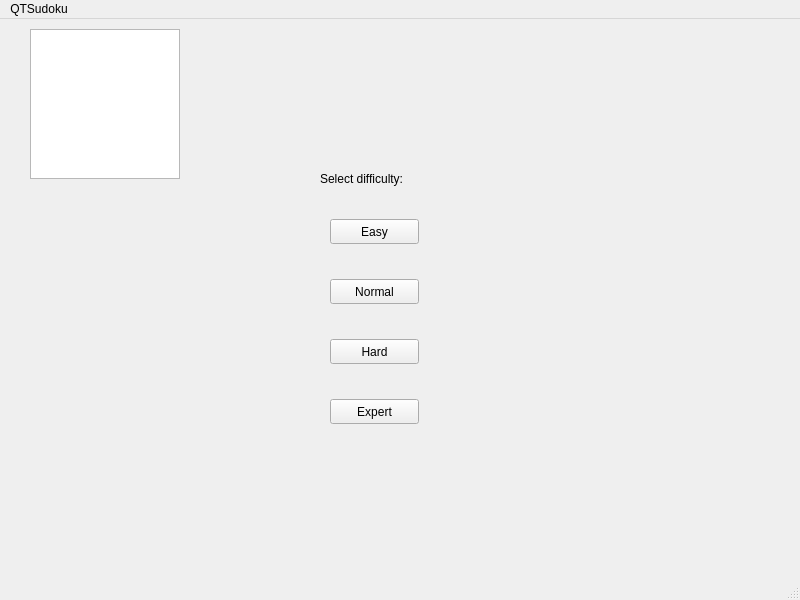
Old version of the form QtSudoku/mainwindow.ui in the repository VladNasirov/QtSudoku.
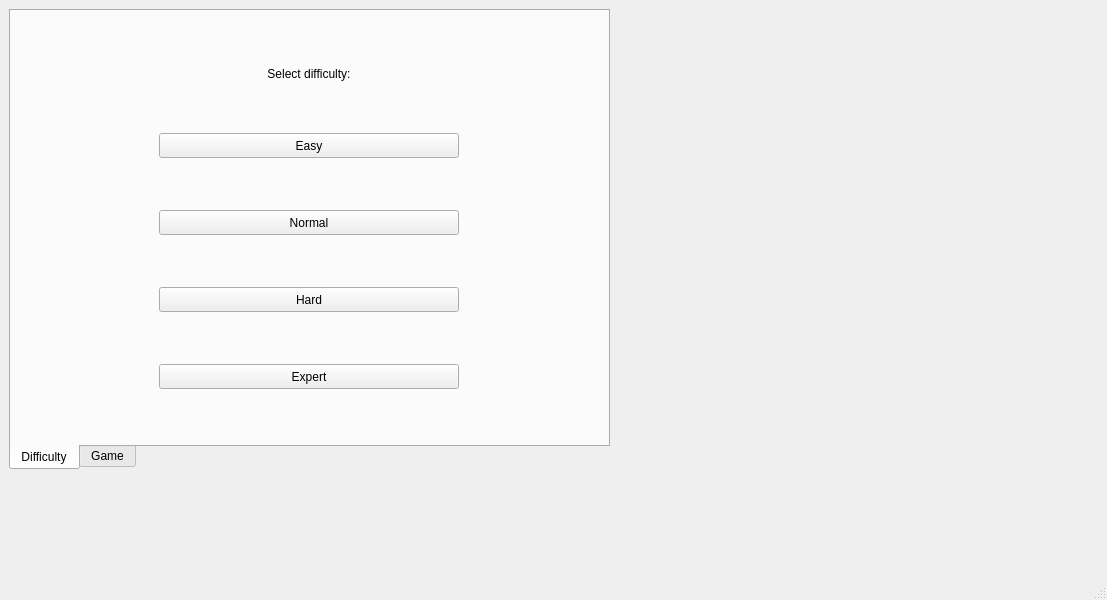
New version of the form.

```diff
--- a/QtSudoku/mainwindow.ui
+++ b/QtSudoku/mainwindow.ui
@@ -6,7 +6,7 @@
    <rect>
     <x>0</x>
     <y>0</y>
-    <width>800</width>
+    <width>1107</width>
     <height>600</height>
    </rect>
   </property>
@@ -14,118 +14,112 @@
    <string>MainWindow</string>
   </property>
   <widget class="QWidget" name="centralwidget">
+   <widget class="QTabWidget" name="GameTab">
+    <property name="geometry">
+     <rect>
+      <x>9</x>
+      <y>9</y>
+      <width>601</width>
+      <height>461</height>
+     </rect>
+    </property>
+    <property name="tabPosition">
+     <enum>QTabWidget::South</enum>
+    </property>
+    <property name="currentIndex">
+     <number>0</number>
+    </property>
+    <widget class="QWidget" name="DifficultyTab">
+     <attribute name="title">
+      <string>Difficulty</string>
+     </attribute>
+     <layout class="QGridLayout" name="gridLayout">
+      <item row="0" column="0">
+       <widget class="QLabel" name="label">
+        <property name="maximumSize">
+         <size>
+          <width>300</width>
+          <height>15</height>
+         </size>
+        </property>
+        <property name="text">
+         <string>Select difficulty:</string>
+        </property>
+        <property name="alignment">
+         <set>Qt::AlignCenter</set>
+        </property>
+       </widget>
+      </item>
+      <item row="1" column="0">
    <widget class="QPushButton" name="pushButtonEasy">
-    <property name="geometry">
-     <rect>
-      <x>330</x>
-      <y>200</y>
-      <width>89</width>
+        <property name="maximumSize">
+         <size>
+          <width>300</width>
       <height>25</height>
-     </rect>
+         </size>
     </property>
     <property name="text">
      <string>Easy</string>
     </property>
    </widget>
+      </item>
+      <item row="2" column="0">
    <widget class="QPushButton" name="pushButtonNormal">
-    <property name="geometry">
-     <rect>
-      <x>330</x>
-      <y>260</y>
-      <width>89</width>
+        <property name="maximumSize">
+         <size>
+          <width>300</width>
       <height>25</height>
-     </rect>
+         </size>
     </property>
     <property name="text">
      <string>Normal</string>
     </property>
    </widget>
+      </item>
+      <item row="3" column="0">
    <widget class="QPushButton" name="pushButtonHard">
-    <property name="geometry">
-     <rect>
-      <x>330</x>
-      <y>320</y>
-      <width>89</width>
+        <property name="maximumSize">
+         <size>
+          <width>300</width>
       <height>25</height>
-     </rect>
+         </size>
     </property>
     <property name="text">
      <string>Hard</string>
     </property>
    </widget>
-   <widget class="QLabel" name="label">
-    <property name="geometry">
-     <rect>
-      <x>320</x>
-      <y>150</y>
-      <width>111</width>
-      <height>20</height>
-     </rect>
-    </property>
-    <property name="text">
-     <string>Select difficulty:</string>
-    </property>
-   </widget>
+      </item>
+      <item row="4" column="0">
    <widget class="QPushButton" name="pushButtonExpert">
-    <property name="geometry">
-     <rect>
-      <x>330</x>
-      <y>380</y>
-      <width>89</width>
+        <property name="maximumSize">
+         <size>
+          <width>300</width>
       <height>25</height>
-     </rect>
+         </size>
     </property>
     <property name="text">
      <string>Expert</string>
     </property>
    </widget>
-   <widget class="QTableWidget" name="SudokuTable">
-    <property name="geometry">
-     <rect>
-      <x>30</x>
-      <y>10</y>
-      <width>150</width>
-      <height>150</height>
-     </rect>
-    </property>
-    <property name="maximumSize">
-     <size>
-      <width>16777213</width>
-      <height>16777215</height>
-     </size>
-    </property>
-    <property name="inputMethodHints">
-     <set>Qt::ImhDigitsOnly</set>
-    </property>
-    <property name="verticalScrollBarPolicy">
-     <enum>Qt::ScrollBarAlwaysOff</enum>
-    </property>
-    <property name="horizontalScrollBarPolicy">
-     <enum>Qt::ScrollBarAlwaysOff</enum>
-    </property>
-   </widget>
-   <zorder>SudokuTable</zorder>
-   <zorder>label</zorder>
-   <zorder>pushButtonEasy</zorder>
-   <zorder>pushButtonExpert</zorder>
-   <zorder>pushButtonHard</zorder>
-   <zorder>pushButtonNormal</zorder>
+      </item>
+     </layout>
+    </widget>
+    <widget class="QWidget" name="FieldTab">
+     <attribute name="title">
+      <string>Game</string>
+     </attribute>
+    </widget>
+   </widget>
   </widget>
   <widget class="QMenuBar" name="menubar">
    <property name="geometry">
     <rect>
      <x>0</x>
      <y>0</y>
-     <width>800</width>
+     <width>1107</width>
      <height>22</height>
     </rect>
    </property>
-   <widget class="QMenu" name="menuQTSudoku">
-    <property name="title">
-     <string>QTSudoku</string>
-    </property>
-   </widget>
-   <addaction name="menuQTSudoku"/>
   </widget>
   <widget class="QStatusBar" name="statusbar"/>
  </widget>
```
Lines whose indentation alone changed are shown as unchanged.
